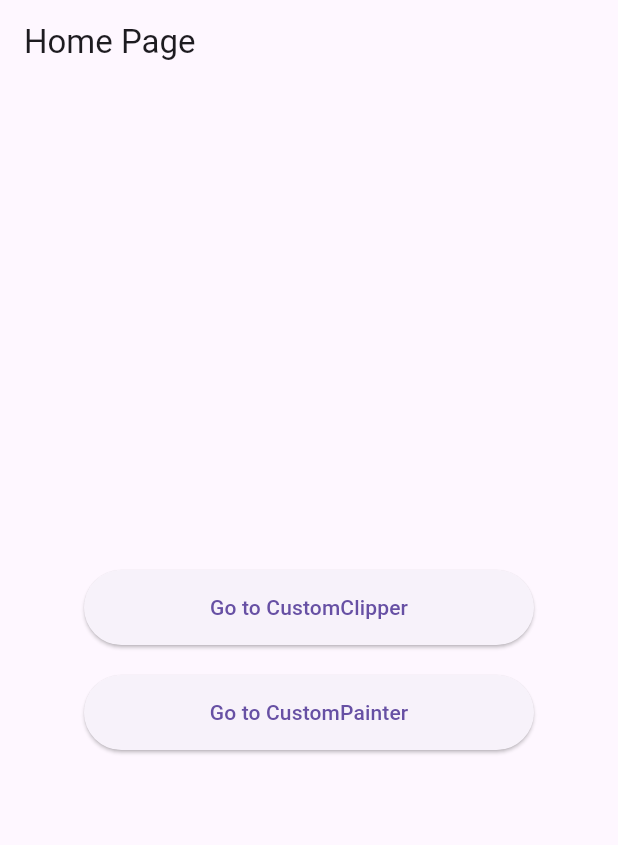
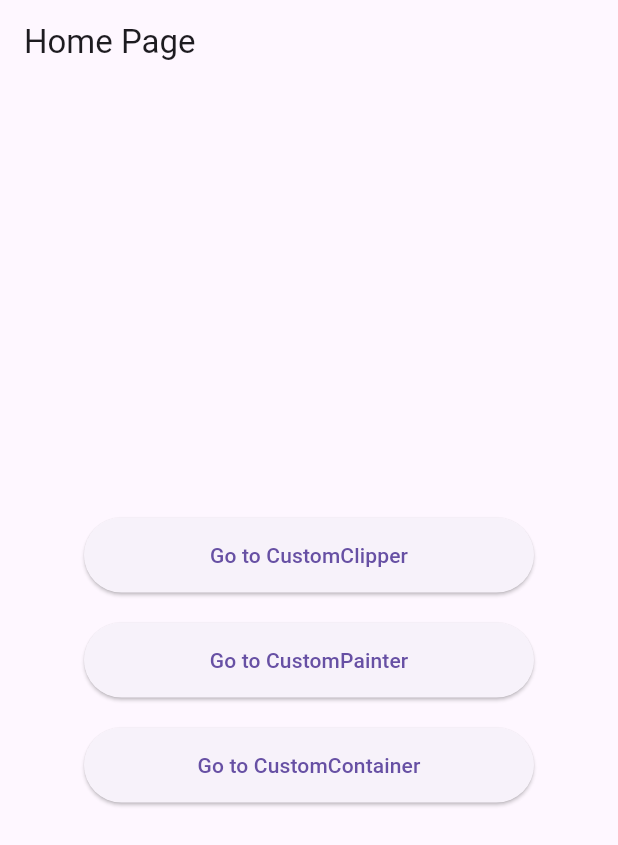
Before and after one commit to we-mohd-i001/flutter_in_focus, a Flutter app: the screen it shows after launch, on a phone screen of 412 x 824 dp. Shown: the top 845 px of the screen. Run offline on Flutter 3.47's test engine with Material 2 defaults, Android fonts, the phone set to English and light mode, and no system bars.

Commit message:
added custom container
- added a custom container which can be manipulated by the roundness factor we provide.

```diff
--- a/lib/main.dart
+++ b/lib/main.dart
@@ -1,5 +1,6 @@
 import 'package:flutter/material.dart';
 import 'package:flutter_in_focus/topics/custom_clipper/custom_clipper_page.dart';
+import 'package:flutter_in_focus/topics/custom_clipper/view_states/my_custom_container.dart';
 import 'package:flutter_in_focus/topics/custom_painter/custom_painter_page.dart';
 import 'package:flutter_in_focus/topics/home/home_page.dart';
 
@@ -21,6 +22,7 @@ class MyApp extends StatelessWidget {
         '/' : (context) => const HomePage(),
         '/clipper': (context) => const CustomClipperPage(),
         '/painter' : (context) => const CustomPainterPage(),
+        '/container' : (context) => const MyCustomContainer(),
       },
     );
   }
--- a/lib/topics/home/home_page.dart
+++ b/lib/topics/home/home_page.dart
@@ -7,6 +7,7 @@ class HomePage extends StatelessWidget {
   Widget build(BuildContext context) {
     Size size = MediaQuery.of(context).size;
     return Scaffold(
+
       appBar: AppBar(
         title: const Text('Home Page'),
       ),
@@ -38,6 +39,16 @@ class HomePage extends StatelessWidget {
                         Navigator.pushNamed(context, '/painter');
                       },
                       child: const Text('Go to CustomPainter')),
+                ),
+                const SizedBox(height: 20,),
+                SizedBox(
+                  height: 50,
+                  width: 300,
+                  child: ElevatedButton(
+                      onPressed: () {
+                        Navigator.pushNamed(context, '/container');
+                      },
+                      child: const Text('Go to CustomContainer')),
                 )
               ],
             ),
```
Also changed, not shown: lib/topics/custom_clipper/view_states/my_custom_container.dart (added, +38 -0 lines), lib/topics/custom_clipper/widgets/container_clipper.dart (added, +30 -0 lines).
